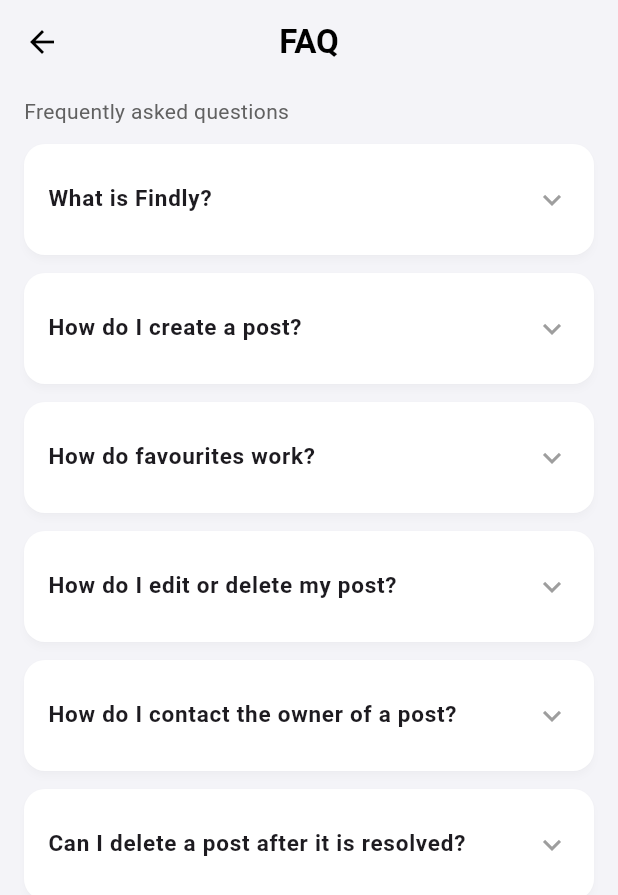
After one commit to mehroj-r/lost-n-found, a Flutter app: the FaqPage screen opened directly, on a phone screen of 412 x 824 dp. The commit adds this screen. Shown: the top 895 px of the screen. Run offline on Flutter 3.47's test engine with Material 3 defaults, Android fonts, the light colour scheme and no system bars; our stand-ins replace connectivity_plus, dio, equatable, flutter_bloc, flutter_secure_storage, get_it and 4 more; missing offline and left inert: dio_smart_retry; accounts and stored records are empty.

Commit message:
Add FAQ page and integrate into profile menuq Implement FaqPage with polished UI using ExpansionTile cards for common questions Define private _FaqItem model inside faq_page.dart to structure FAQ data Apply consistent background, typography, and app bar styling to match the app’s design

```diff
--- a/lib/core/router/app_router.dart
+++ b/lib/core/router/app_router.dart
@@ -4,6 +4,7 @@
 import 'package:lost_n_found/features/auth/view/register_page.dart';
 import '../../features/auth/cubit/auth_cubit.dart';
 import '../../features/auth/view/login_page.dart';
+import '../../features/faq_page/view/faq_page.dart';
 import '../../features/home/view/home_page.dart';
 import '../../features/liked_posts/view/MyFavouritePostsScreen.dart';
 import '../../features/my_posts/view/my_posts.dart';
@@ -185,6 +186,10 @@
       GoRoute(
         path: '/my-favourites',
         builder: (context, state) => const MyFavouritePostsScreen(),
+      ),
+      GoRoute(
+        path: '/faq',
+        builder: (context, state) => const FaqPage(),
       ),
 
       // Detail pages with slide animations
--- /dev/null
+++ b/lib/features/faq_page/view/faq_page.dart
@@ -0,0 +1,158 @@
+import 'package:flutter/material.dart';
+import 'package:go_router/go_router.dart';
+
+class FaqPage extends StatelessWidget {
+  const FaqPage({Key? key}) : super(key: key);
+
+  @override
+  Widget build(BuildContext context) {
+    final faqs = <_FaqItem>[
+      _FaqItem(
+        question: 'What is Findly?',
+        answer:
+        'Findly is a lost & found platform that helps students and staff '
+            'report lost items and find items that have been found by others.',
+      ),
+      _FaqItem(
+        question: 'How do I create a post?',
+        answer:
+        'Go to the home screen and tap the "+" button (or "Create post"). '
+            'Fill in the title, description, type (lost/found), upload a photo, '
+            'and choose the location, then tap "Publish".',
+      ),
+      _FaqItem(
+        question: 'How do favourites work?',
+        answer:
+        'Tap the heart icon on any post to add it to your favourites. '
+            'All posts you have liked will appear in the "My favourites" section '
+            'of your profile.',
+      ),
+      _FaqItem(
+        question: 'How do I edit or delete my post?',
+        answer:
+        'Open your profile and go to "My posts". From there, you can open any '
+            'of your posts and use the edit or delete options if they are available.',
+      ),
+      _FaqItem(
+        question: 'How do I contact the owner of a post?',
+        answer:
+        'Open the post and use the contact details shown (such as phone number '
+            'or email) to reach out to the owner. Do not share sensitive personal '
+            'information and always meet in safe, public places.',
+      ),
+      _FaqItem(
+        question: 'Can I delete a post after it is resolved?',
+        answer:
+        'Yes. Go to your profile, open "My posts", select the post you want to remove, '
+            'and use the delete option if it is available. Once deleted, the post will no longer '
+            'be visible to other users.',
+      ),
+    ];
+
+    final theme = Theme.of(context);
+
+    return Scaffold(
+      backgroundColor: const Color(0xFFF4F4F8),
+      appBar: AppBar(
+        backgroundColor: const Color(0xFFF4F4F8),
+        elevation: 0,
+        leading: IconButton(
+          icon: const Icon(Icons.arrow_back, color: Colors.black),
+          onPressed: () => context.pop(),
+        ),
+        title: Text(
+          'FAQ',
+          style: theme.textTheme.titleLarge?.copyWith(
+            color: Colors.black,
+            fontWeight: FontWeight.w700,
+          ),
+        ),
+        centerTitle: true,
+      ),
+      body: Column(
+        crossAxisAlignment: CrossAxisAlignment.start,
+        children: [
+          // Small header / description
+          Padding(
+            padding: const EdgeInsets.fromLTRB(16, 8, 16, 8),
+            child: Text(
+              'Frequently asked questions',
+              style: theme.textTheme.bodyMedium?.copyWith(
+                color: Colors.grey.shade700,
+              ),
+            ),
+          ),
+          const SizedBox(height: 4),
+          Expanded(
+            child: ListView.builder(
+              padding: const EdgeInsets.fromLTRB(16, 0, 16, 16),
+              itemCount: faqs.length,
+              itemBuilder: (context, index) {
+                final item = faqs[index];
+                return Card(
+                  margin: const EdgeInsets.only(bottom: 12),
+                  elevation: 2,
+                  color: Colors.white,
+                  shadowColor: Colors.black12,
+                  shape: RoundedRectangleBorder(
+                    borderRadius: BorderRadius.circular(14),
+                  ),
+                  child: Theme(
+                    // Remove default ExpansionTile divider color
+                    data: theme.copyWith(
+                      dividerColor: Colors.transparent,
+                    ),
+                    child: ExpansionTile(
+                      tilePadding: const EdgeInsets.symmetric(
+                        horizontal: 16,
+                        vertical: 8,
+                      ),
+                      childrenPadding: const EdgeInsets.fromLTRB(
+                        16,
+                        0,
+                        16,
+                        12,
+                      ),
+                      iconColor: theme.colorScheme.primary,
+                      collapsedIconColor: Colors.grey.shade500,
+                      title: Text(
+                        item.question,
+                        style: const TextStyle(
+                          fontWeight: FontWeight.w600,
+                          fontSize: 15,
+                        ),
+                      ),
+                      children: [
+                        Align(
+                          alignment: Alignment.centerLeft,
+                          child: Text(
+                            item.answer,
+                            style: TextStyle(
+                              color: Colors.grey.shade700,
+                              height: 1.5,
+                              fontSize: 14,
+                            ),
+                          ),
+                        ),
+                      ],
+                    ),
+                  ),
+                );
+              },
+            ),
+          ),
+        ],
+      ),
+    );
+  }
+}
+
+class _FaqItem {
+  final String question;
+  final String answer;
+
+  const _FaqItem({
+    required this.question,
+    required this.answer,
+  });
+}
--- a/lib/features/profile/view/profile_page.dart
+++ b/lib/features/profile/view/profile_page.dart
@@ -184,10 +184,10 @@
                         },
                       ),
                       _menuItem(
-                        icon: Icons.location_on_outlined,
-                        title: 'My Address',
+                        icon: Icons.help_outline,
+                        title: 'FAQ',
                         onTap: () {
-                          // TODO
+                          context.push('/faq');
                         },
                       ),
                       _menuItem(
```
